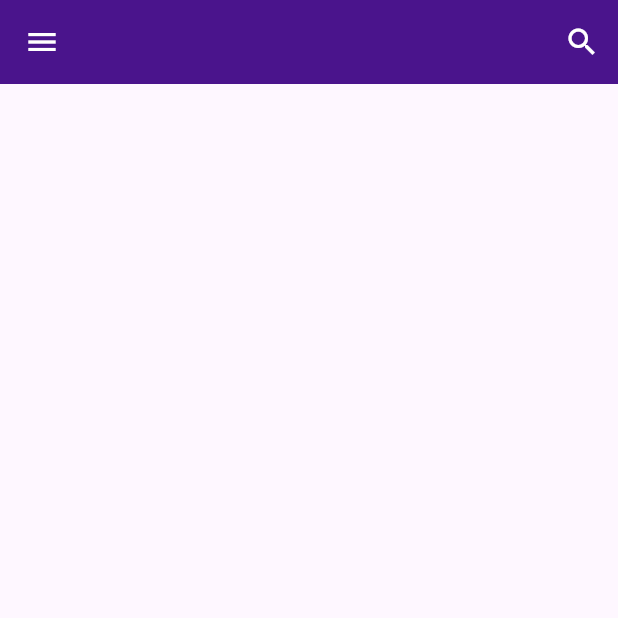
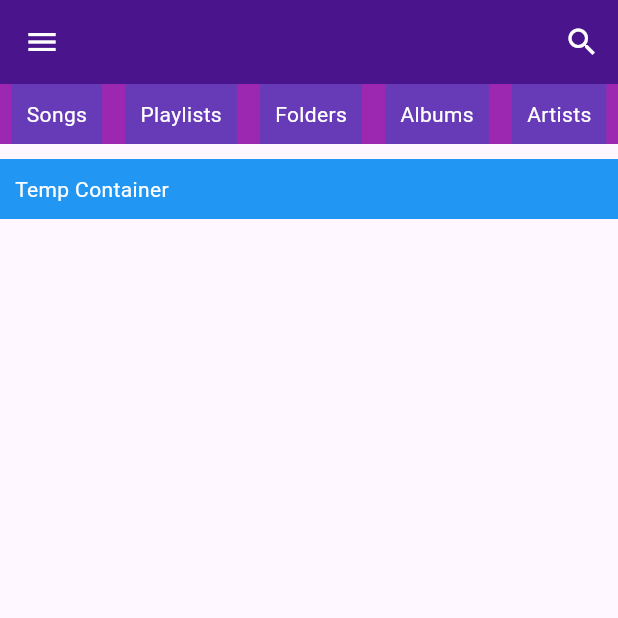
Before and after one commit to PengWin553/pengwin_music_player, a Flutter app: the screen it shows after launch, on a phone screen of 412 x 824 dp, the top half of it. Run offline on Flutter 3.47's test engine with Material 3 defaults, Android fonts, the light colour scheme and no system bars.

Commit message:
feat: navbar and temp body container

```diff
--- a/lib/main.dart
+++ b/lib/main.dart
@@ -1,10 +1,7 @@
 import 'package:flutter/material.dart';
 
-void main() => runApp(MaterialApp(
-    debugShowCheckedModeBanner: false,
-    home: Home(),
-  )
-);
+void main() =>
+    runApp(MaterialApp(debugShowCheckedModeBanner: false, home: Home()));
 
 class Home extends StatelessWidget {
   const Home({super.key});
@@ -37,6 +34,61 @@ class Home extends StatelessWidget {
         backgroundColor: Colors.purple[900],
         foregroundColor: Colors.white,
       ),
+
+      body: Column(
+        children: [
+          // Container with a background color for the Row
+          Container(
+            color: Colors.purple, // Set background color here
+            // padding: EdgeInsets.symmetric(vertical: 10), // Optional padding
+            child: Row(
+              mainAxisAlignment: MainAxisAlignment.spaceAround,
+              crossAxisAlignment: CrossAxisAlignment.end,
+              children: [
+                Container(
+                  padding: EdgeInsets.all(10.0),
+                  color: Colors.deepPurple,
+                  child: Text('Songs', style: TextStyle(color: Colors.white)), // Color for individual items
+                ),
+                Container(
+                  padding: EdgeInsets.all(10.0),
+                  color: Colors.deepPurple,
+                  child: Text('Playlists', style: TextStyle(color: Colors.white)),
+                ),
+                Container(
+                  padding: EdgeInsets.all(10.0),
+                  color: Colors.deepPurple,
+                  child: Text('Folders', style: TextStyle(color: Colors.white)),
+                ),
+                Container(
+                  padding: EdgeInsets.all(10.0),
+                  color: Colors.deepPurple,
+                  child: Text('Albums', style: TextStyle(color: Colors.white)),
+                ),
+                Container(
+                  padding: EdgeInsets.all(10.0),
+                  color: Colors.deepPurple,
+                  child: Text('Artists', style: TextStyle(color: Colors.white)),
+                ),
+              ],
+            ),
+          ),
+
+          SizedBox(height: 10),
+
+          // Another Column
+          Column(
+            crossAxisAlignment: CrossAxisAlignment.stretch,
+            children: [
+              Container(
+                padding: EdgeInsets.all(10.0),
+                color: Colors.blue,
+                child: Text('Temp Container', style: TextStyle(color: Colors.white)),
+              ),
+            ],
+          ),
+        ],
+      ),
     );
   }
 }
```
